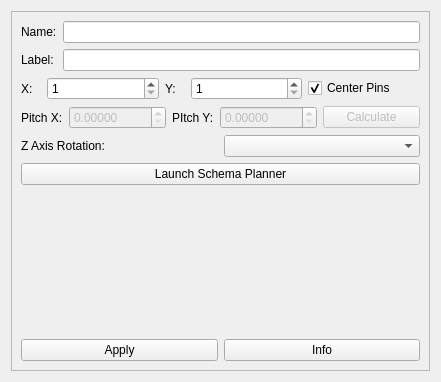
This is smtk/bridge/rgg/plugin/smtkRGGEditAssemblyParameters.ui in Kitware/SMTK as Qt 5 draws it before an edit. The edited form follows.
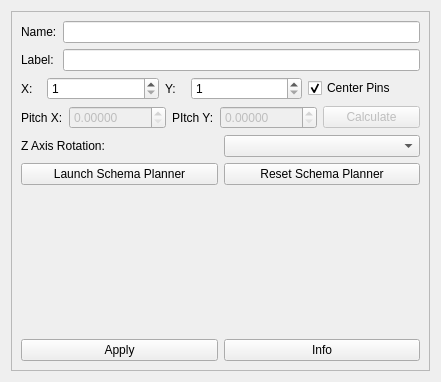
This is the edited form.

Commit message:
FEATURE: Add support for create/Edit assembly ops
This MR caches block flat id for each instance so that
user can toggle visibility, pickability and change color on
the client side. It needs PV SHA to be bumped
to 4da975c1201051c5a3780ae47b6efeb1631b9dbd.

```diff
--- a/smtk/bridge/rgg/plugin/smtkRGGEditAssemblyParameters.ui
+++ b/smtk/bridge/rgg/plugin/smtkRGGEditAssemblyParameters.ui
@@ -46,11 +46,11 @@
           </widget>
          </item>
          <item row="1" column="1">
-          <widget class="QLineEdit" name="nameLineEdit"/>
-         </item>
-         <item row="0" column="1">
           <widget class="QLineEdit" name="labelLineEdit"/>
          </item>
+         <item row="0" column="1">
+          <widget class="QLineEdit" name="nameLineEdit"/>
+         </item>
         </layout>
        </item>
        <item>
@@ -215,14 +215,24 @@
          <item row="1" column="1">
           <widget class="QComboBox" name="zAxisRotationComboBox"/>
          </item>
-        </layout>
-       </item>
-       <item>
+         <item row="2" column="0">
         <widget class="QPushButton" name="launchSchemaButton">
          <property name="text">
           <string>Launch Schema Planner</string>
          </property>
         </widget>
+         </item>
+         <item row="2" column="1">
+          <widget class="QPushButton" name="resetSchemaPlannerButton">
+           <property name="toolTip">
+            <string>&lt;html&gt;&lt;head/&gt;&lt;body&gt;&lt;p&gt;Reset the Schema Planner to an original state where each apply process would create a new one.&lt;/p&gt;&lt;/body&gt;&lt;/html&gt;</string>
+           </property>
+           <property name="text">
+            <string>Reset Schema Planner</string>
+           </property>
+          </widget>
+         </item>
+        </layout>
        </item>
        <item>
         <spacer name="verticalSpacer">
```
Lines whose indentation alone changed are shown as unchanged. The commit also changes 38 other files.
